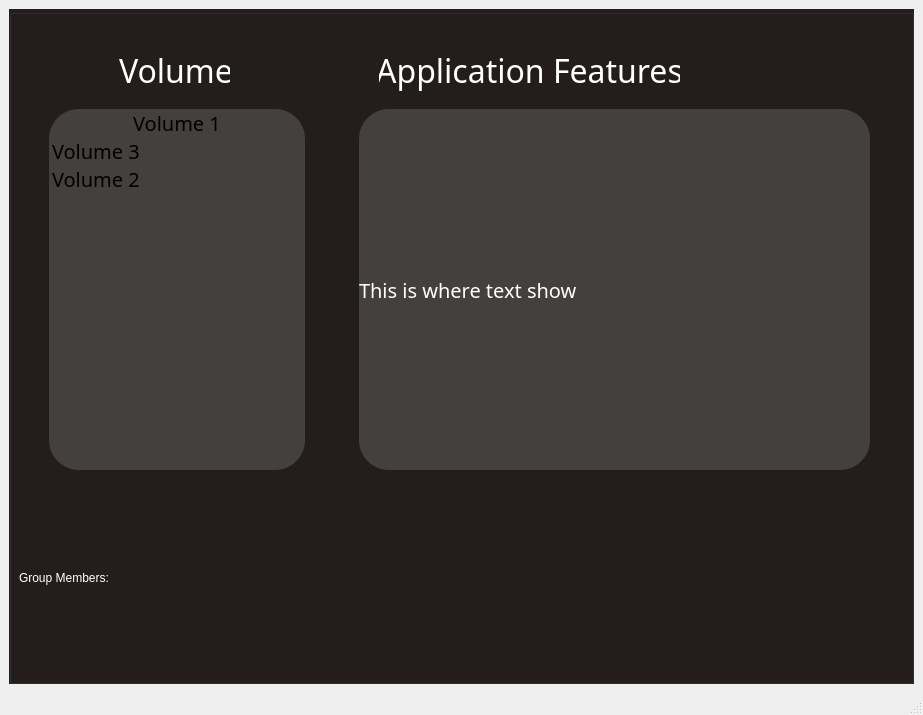
The window that src/ui_src/ui_file/mainwindow.ui (ketamean/OS-Project1) describes before a commit, drawn with Qt 5.
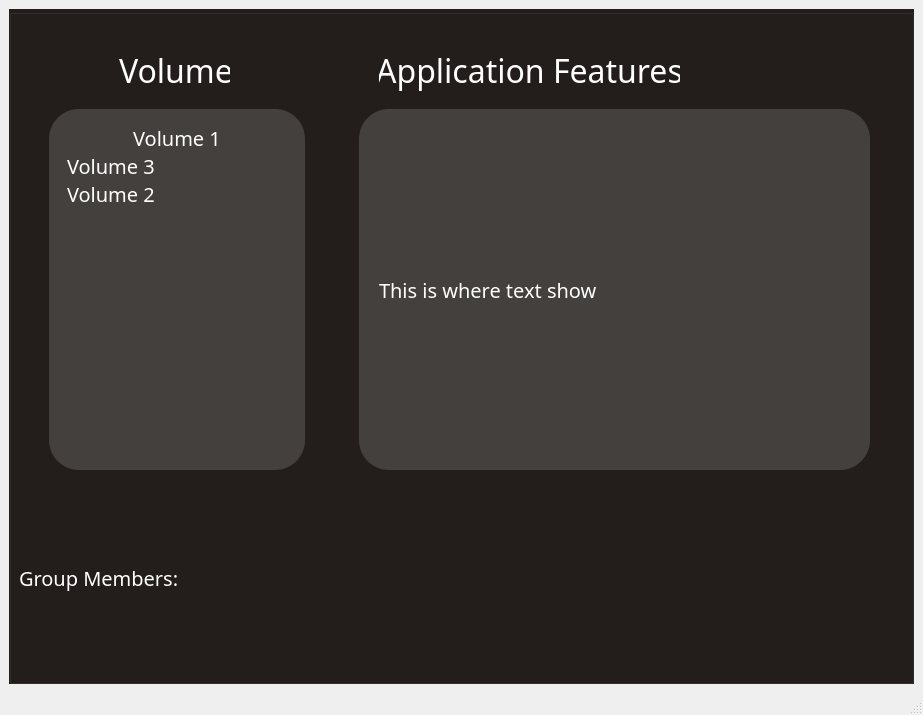
The same window after the commit.

Patch:
```diff
--- a/src/ui_src/ui_file/mainwindow.ui
+++ b/src/ui_src/ui_file/mainwindow.ui
@@ -32,6 +32,12 @@
          <height>151</height>
         </rect>
        </property>
+       <property name="font">
+        <font>
+         <family>Outfit</family>
+         <pointsize>15</pointsize>
+        </font>
+       </property>
        <property name="styleSheet">
         <string notr="true">color: rgb(255, 255, 255);</string>
        </property>
@@ -109,7 +115,8 @@
        <property name="styleSheet">
         <string notr="true">background-color: rgb(68, 64, 61);
 border-radius: 30px;
-color: rgb(255, 255, 255);</string>
+color: rgb(255, 255, 255);
+padding: 15px;</string>
        </property>
        <property name="text">
         <string>This is where text show</string>
@@ -132,7 +139,9 @@
        </property>
        <property name="styleSheet">
         <string notr="true">background-color: rgb(68, 64, 61);
-border-radius: 30px;</string>
+border-radius: 30px;
+padding: 15px;
+color: rgb(255, 255, 255);</string>
        </property>
        <item>
         <property name="text">
```
Left out of the diff: 10 changed lines with no effect on the pictures.
